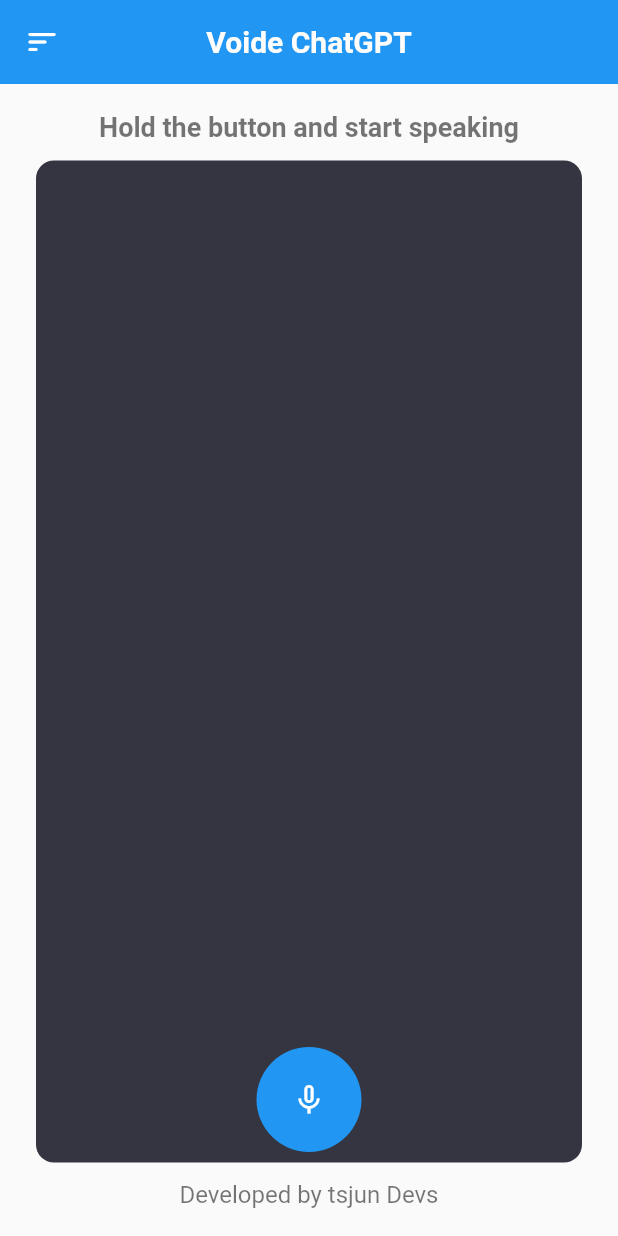
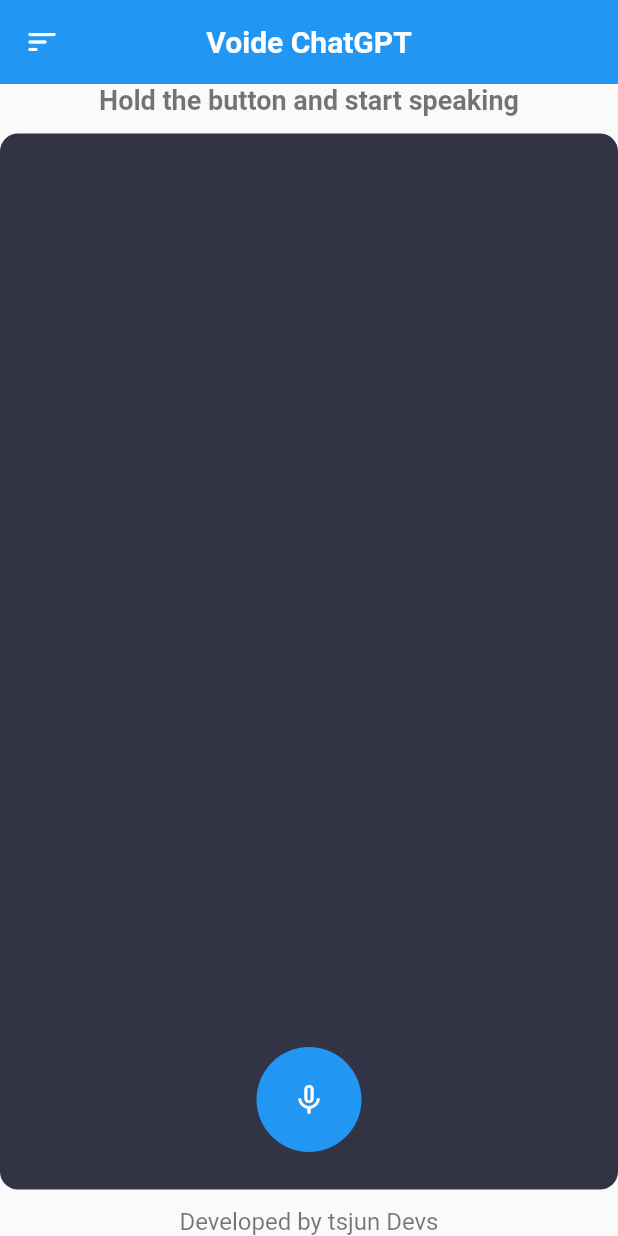
Before and after one commit to tsjeon/SpeechtoText, a Flutter app: the screen it shows after launch, on a phone screen of 412 x 824 dp. Run offline on Flutter 3.47's test engine with Material 2 defaults, Android fonts, the phone set to English and light mode, and no system bars; drawn by our look-alikes of avatar_glow; our stand-ins replace speech_to_text; missing offline and left inert: dart:html.

Commit message:
final update

```diff
--- a/lib/api_services.dart
+++ b/lib/api_services.dart
@@ -3,7 +3,7 @@ import 'dart:html';
 import 'package:flutter/material.dart';
 import 'package:http/http.dart' as http;
 
-String apiKey = "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";
+String apiKey = "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";
 
 class ApiServices {
   static String baseUrl = "https://api.openai.com/v1/completions";
@@ -18,6 +18,7 @@ class ApiServices {
         headers: header,
         body: jsonEncode({
           "model": "text-davinci-003",
+          // "prompt": "how the weather in seoul",
           "prompt": "$message",
           "temperature": 0,
           "max_tokens": 100,
@@ -28,11 +29,13 @@ class ApiServices {
         }));
 
     if (res.statusCode == 200) {
-      var data = jsonDecode(res.body.toString());
+      var data = jsonDecode(utf8.decode(res.bodyBytes));
+      // var data = jsonDecode(res.body.toString());
       var msg = data['choices'][0]['text'];
       return msg;
     } else {
       print('Failed to fetch data');
+      print(res.statusCode);
     }
   }
 }
--- a/lib/colors.dart
+++ b/lib/colors.dart
@@ -3,4 +3,4 @@ import 'package:flutter/material.dart';
 const bgColor = Colors.blue;
 //const bgColor = Color(0xff3f15fe);
 const textColor = Color(0xfffefdfc);
-const chatBgColor = Color(0xff343541);
+const chatBgColor = Color(0xff323446);
--- a/lib/speech_screen.dart
+++ b/lib/speech_screen.dart
@@ -91,7 +91,7 @@ class _SpeechScreenState extends State<SpeechScreen> {
         ),
       ),
       body: Container(
-        padding: const EdgeInsets.symmetric(horizontal: 24, vertical: 18),
+        //padding: const EdgeInsets.symmetric(horizontal: 24, vertical: 18),
         child: Column(
           children: [
             Text(
```
